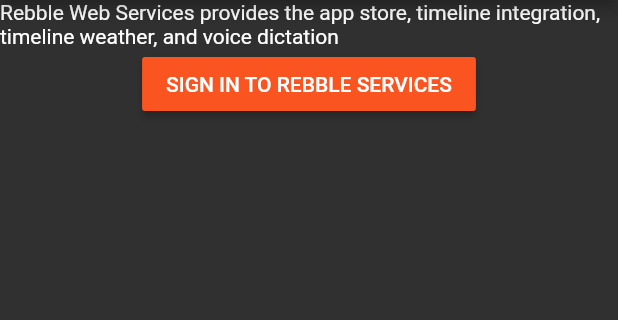
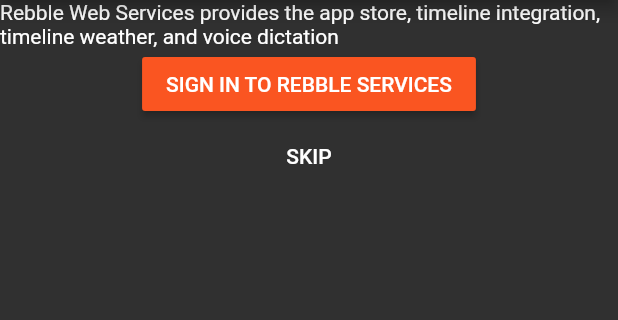
Before and after one commit to pebble-dev/mobile-app, a Flutter app: the RebbleSetup screen opened directly, on a phone screen of 412 x 824 dp, the part 84-404 px from its top. Run offline on Flutter 3.47's test engine with Material 2 defaults, Android fonts, the light colour scheme and no system bars; our stand-ins replace shared_preferences, webview_flutter; accounts and stored records are empty.

Commit message:
add temp skip button

```diff
--- a/lib/setup/boot/RebbleSetup.dart
+++ b/lib/setup/boot/RebbleSetup.dart
@@ -35,6 +35,10 @@
                 });
               }
             }),
+          ),
+          FlatButton(
+            child: Text("SKIP"),
+            onPressed: () => { Navigator.pushReplacement(context, MaterialPageRoute(builder: (context) => RebbleSetupSuccess())) },
           )
         ],
       ),
```
